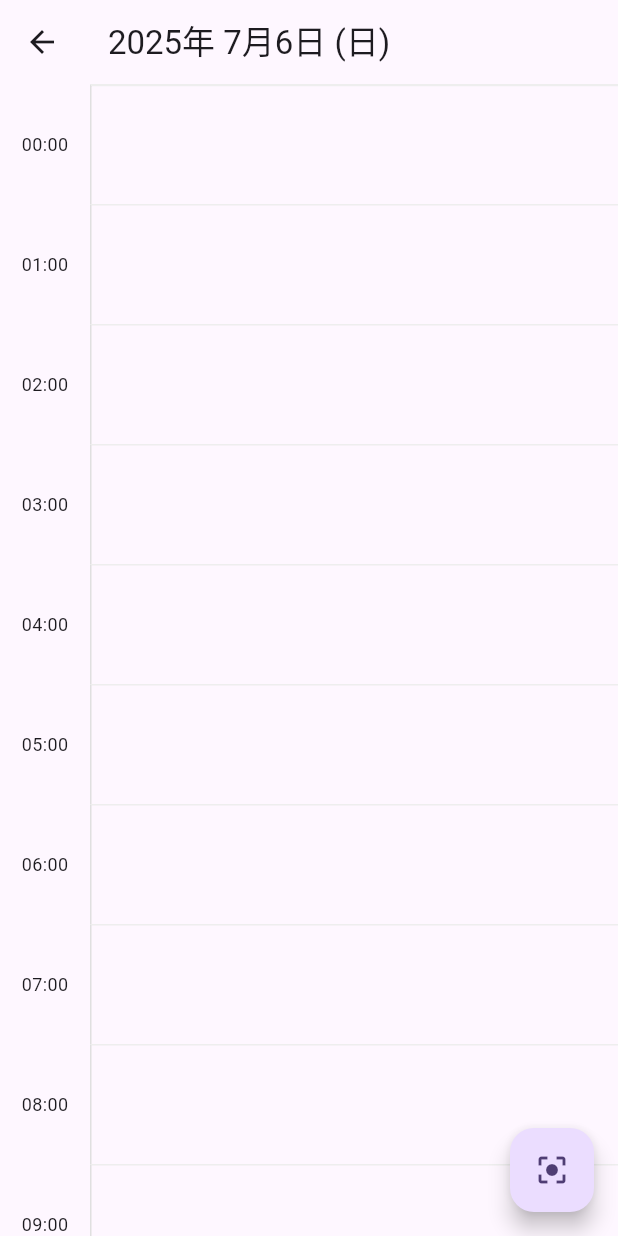
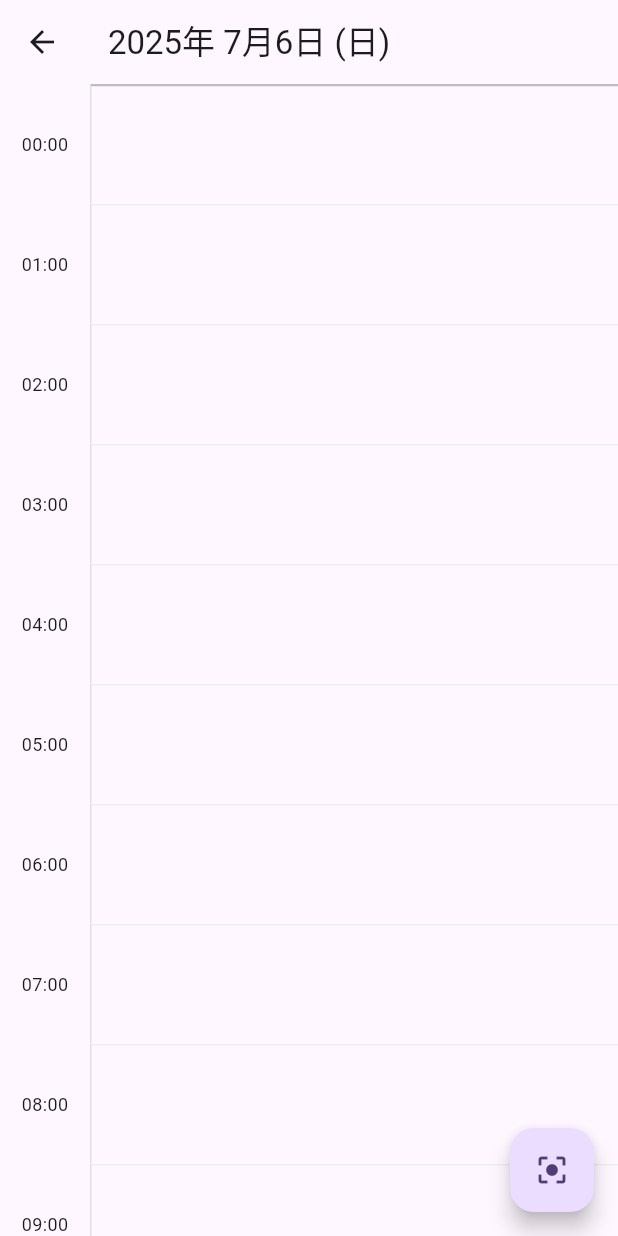
Before and after one commit to otonasi-muonn/schedule-share-app, a Flutter app: the screen it shows once a user with an empty profile is signed in, after a tap on the "timeline" icon, on a phone screen of 412 x 824 dp. Run offline on Flutter 3.47's test engine with Material 3 defaults, Android fonts, the phone set to English and light mode, and no system bars; our stand-ins replace cloud_firestore, firebase_auth, firebase_core, table_calendar; accounts and stored records are empty.

Commit message:
feat(timeline)!: タイムラインのUIを最終調整し、個人機能を完成

```diff
--- a/lib/presentation/timeline_view/timeline_view_screen.dart
+++ b/lib/presentation/timeline_view/timeline_view_screen.dart
@@ -6,14 +6,15 @@ import 'package:intl/intl.dart';
 import 'package:collection/collection.dart';
 import 'package:schedule_share_app/presentation/widgets/schedule_dialog.dart';
 
+// 描画イベントのヘルパークラスを修正
 class RenderableEvent {
   final DocumentSnapshot doc;
   final DateTime displayStart;
   final DateTime displayEnd;
   int column;
   int totalColumns;
-  bool isFirstPart;
-  bool isLastPart;
+  final bool isFirstPart;
+  final bool isLastPart;
 
   RenderableEvent({
     required this.doc,
@@ -21,8 +22,8 @@ class RenderableEvent {
     required this.displayEnd,
     this.column = 0,
     this.totalColumns = 1,
-    this.isFirstPart = true,
-    this.isLastPart = true,
+    required this.isFirstPart,
+    required this.isLastPart,
   });
 }
 
@@ -58,12 +59,14 @@ class _TimelineViewScreenState extends State<TimelineViewScreen> {
     });
 
     _currentTimeTimer = Timer.periodic(const Duration(minutes: 1), (timer) {
-      if (mounted) { setState(() {}); }
+      if (mounted) {
+        setState(() {});
+      }
     });
 
     _scrollController.addListener(() {
       if (!mounted || !_scrollController.hasClients) return;
-      final centerOffset = _scrollController.offset + (context.size!.height / 4);
+      final centerOffset = _scrollController.offset + (MediaQuery.of(context).size.height / 4);
       final centerDayIndex = (centerOffset / (_hourHeight * 24)).floor();
       if (centerDayIndex < 0 || centerDayIndex >= _totalDays) return;
       final newDate = _startDate.add(Duration(days: centerDayIndex));
@@ -96,8 +99,12 @@ class _TimelineViewScreenState extends State<TimelineViewScreen> {
       body: StreamBuilder<QuerySnapshot>(
         stream: FirebaseFirestore.instance.collection('schedules').where('userId', isEqualTo: user?.uid).where('startTime', isGreaterThanOrEqualTo: _startDate).where('startTime', isLessThan: _startDate.add(Duration(days: _totalDays))).snapshots(),
         builder: (context, snapshot) {
-          if (snapshot.connectionState == ConnectionState.waiting) { return const Center(child: CircularProgressIndicator()); }
-          if (snapshot.hasError) { return Center(child: Text('エラー: ${snapshot.error}')); }
+          if (snapshot.connectionState == ConnectionState.waiting) {
+            return const Center(child: CircularProgressIndicator());
+          }
+          if (snapshot.hasError) {
+            return Center(child: Text('エラー: ${snapshot.error}'));
+          }
           final allDocs = snapshot.data?.docs ?? [];
           final allRenderableEvents = _calculateLayout(allDocs);
 
@@ -108,11 +115,6 @@ class _TimelineViewScreenState extends State<TimelineViewScreen> {
                 delegate: SliverChildBuilderDelegate(
                   (context, index) => _buildTimeSlot(index, allRenderableEvents),
                   childCount: _totalDays * 24,
-                  // --- NEW! あなたの指摘通り、itemExtentで高さを固定 ---
-                  findChildIndexCallback: (Key key) {
-                    final valueKey = key as ValueKey<int>;
-                    return valueKey.value;
-                  }
                 ),
               ),
             ],
@@ -132,7 +134,8 @@ class _TimelineViewScreenState extends State<TimelineViewScreen> {
 
   Widget _buildTimeSlot(int index, List<RenderableEvent> allRenderableEvents) {
     final hour = index % 24;
-    final slotStart = _startDate.add(Duration(hours: index));
+    final day = _startDate.add(Duration(days: index ~/ 24));
+    final slotStart = DateTime(day.year, day.month, day.day, hour);
     final slotEnd = slotStart.add(const Duration(hours: 1));
 
     final eventsInSlot = allRenderableEvents.where((event) => event.displayStart.isBefore(slotEnd) && event.displayEnd.isAfter(slotStart)).toList();
@@ -141,14 +144,26 @@ class _TimelineViewScreenState extends State<TimelineViewScreen> {
       height: _hourHeight,
       child: Row(
         children: [
-          SizedBox(width: 60, child: Center(child: Text('${hour.toString().padLeft(2, '0')}:00', style: const TextStyle(fontSize: 12)))),
+          SizedBox(
+            width: 60,
+            child: Center(
+              child: Text(
+                '${hour.toString().padLeft(2, '0')}:00',
+                style: const TextStyle(fontSize: 12),
+              ),
+            ),
+          ),
           Expanded(
             child: Stack(
               children: [
-                Container(decoration: BoxDecoration(
-                  // --- MODIFIED! 日付の区切り線を少しだけ目立たせる ---
-                  border: Border(top: BorderSide(color: Colors.grey.shade200, width: hour == 0 ? 1.5 : 1.0), left: BorderSide(color: Colors.grey.shade300))
-                )),
+                Container(
+                  decoration: BoxDecoration(
+                    border: Border(
+                      top: BorderSide(color: hour == 0 ? Colors.grey.shade400 : Colors.grey.shade200, width: hour == 0 ? 1.5 : 1.0),
+                      left: BorderSide(color: Colors.grey.shade300),
+                    ),
+                  ),
+                ),
                 ..._buildEventBlocks(eventsInSlot, slotStart),
                 ..._buildCurrentTimeIndicator(slotStart),
               ],
@@ -188,7 +203,6 @@ class _TimelineViewScreenState extends State<TimelineViewScreen> {
           child: Container(
             padding: const EdgeInsets.all(4), margin: const EdgeInsets.symmetric(horizontal: 2),
             decoration: BoxDecoration(
-              // --- MODIFIED! 不透明にし、枠線を追加 ---
               color: Colors.blue,
               border: Border.all(color: Colors.white.withOpacity(0.5), width: 0.5),
               borderRadius: BorderRadius.vertical(
@@ -199,7 +213,6 @@ class _TimelineViewScreenState extends State<TimelineViewScreen> {
             child: Column(
               crossAxisAlignment: CrossAxisAlignment.start,
               children: [
-                // --- MODIFIED! 最初のブロックにだけタイトルを表示 ---
                 if (event.isFirstPart) Text(data['title'] ?? '', style: const TextStyle(color: Colors.white, fontSize: 12, fontWeight: FontWeight.bold), overflow: TextOverflow.ellipsis),
               ],
             ),
@@ -211,23 +224,33 @@ class _TimelineViewScreenState extends State<TimelineViewScreen> {
 
   List<RenderableEvent> _calculateLayout(List<QueryDocumentSnapshot> allDocs) {
     List<RenderableEvent> renderableEvents = [];
-    allDocs.sort((a, b) => (a['startTime'] as Timestamp).compareTo(b['startTime'] as Timestamp));
+    final sortedDocs = List<QueryDocumentSnapshot>.from(allDocs)..sort((a, b) {
+      final aTime = a['startTime'] as Timestamp?; final bTime = b['startTime'] as Timestamp?;
+      if (aTime == null && bTime == null) return 0;
+      if (aTime == null) return 1;
+      if (bTime == null) return -1;
+      return aTime.compareTo(bTime);
+    });
 
-    for (final doc in allDocs) {
+    for (final doc in sortedDocs) {
       final data = doc.data() as Map<String, dynamic>;
       if (data['isAllDay'] as bool? ?? false) continue;
+
       final start = (data['startTime'] as Timestamp).toDate();
       final end = (data['endTime'] as Timestamp).toDate();
+
       if (start.isAtSameMomentAs(end)) {
         renderableEvents.add(RenderableEvent(doc: doc, displayStart: start, displayEnd: start.add(const Duration(minutes: 30)), isFirstPart: true, isLastPart: true));
         continue;
       }
+
       var current = start;
       bool isFirst = true;
       while (current.isBefore(end)) {
         final endOfCurrentDay = DateUtils.dateOnly(current).add(const Duration(days: 1));
         final blockEnd = end.isBefore(endOfCurrentDay) ? end : endOfCurrentDay;
-        renderableEvents.add(RenderableEvent(doc: doc, displayStart: current, displayEnd: blockEnd, isFirstPart: isFirst, isLastPart: blockEnd.isAtSameMomentAs(end)));
+        // 日またぎの最終ブロックかどうかの判定を修正
+        renderableEvents.add(RenderableEvent(doc: doc, displayStart: current, displayEnd: blockEnd, isFirstPart: isFirst, isLastPart: !end.isAfter(blockEnd)));
         current = endOfCurrentDay;
         isFirst = false;
       }
@@ -253,6 +276,7 @@ class _TimelineViewScreenState extends State<TimelineViewScreen> {
         }
       }
     });
+
     return renderableEvents;
   }
 }
```
